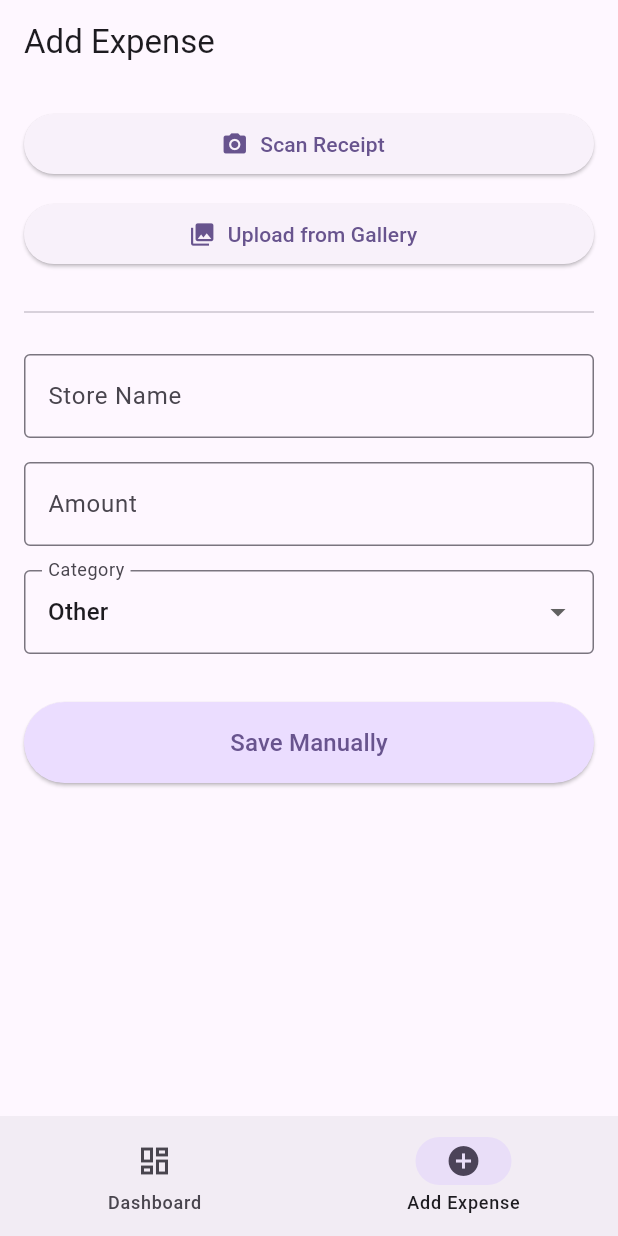
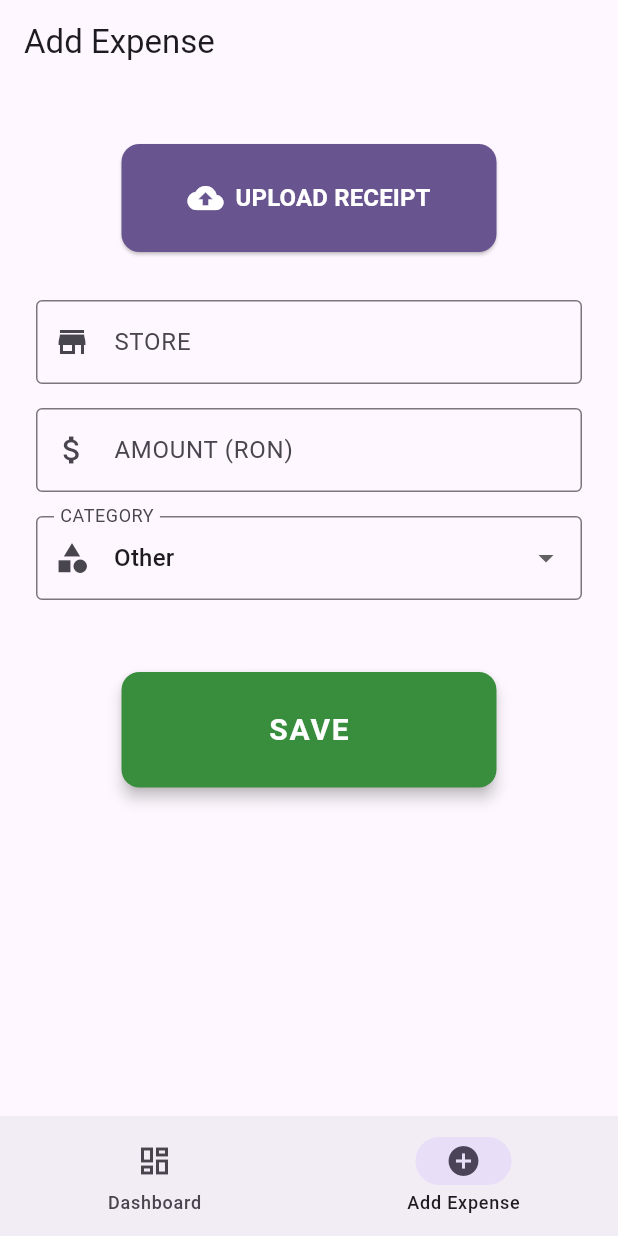
Before and after one commit to l00tus/trackify, a Flutter app: the screen it shows after launch, item 2 of the bottom bar chosen, on a phone screen of 412 x 824 dp. Run offline on Flutter 3.47's test engine with Material 3 defaults, Android fonts, the phone set to English and light mode, and no system bars; our stand-ins replace dio, equatable, fl_chart, flutter_bloc, image_picker; network calls fail.

Commit message:
rezolva ce a stricat remus pe git

```diff
--- a/mobile/lib/data/expense_api_service.dart
+++ b/mobile/lib/data/expense_api_service.dart
@@ -6,7 +6,7 @@ import 'package:flutter/foundation.dart' show kIsWeb;
 import '../models/expense.dart';
 
 class ExpenseApiService {
-  static const String _baseUrl = 'http://localhost:8000';
+  static const String _baseUrl = 'http://192.168.100.86:8000';
 
   late final Dio _dio;
   final String userId = "user_123";
@@ -14,8 +14,9 @@ class ExpenseApiService {
   ExpenseApiService() {
     _dio = Dio(BaseOptions(
       baseUrl: _baseUrl,
-      connectTimeout: const Duration(seconds: 5),
+      connectTimeout: const Duration(seconds: 10),
       receiveTimeout: const Duration(seconds: 15),
+      responseType: ResponseType.json,
     ));
 
     if (!kIsWeb) {
@@ -32,8 +33,12 @@ class ExpenseApiService {
   Future<List<Expense>> fetchExpenses() async {
     try {
       final response = await _dio.get('/expenses/$userId');
-      final List data = response.data['data'];
-      return data.map((e) => Expense.fromJson(e)).toList();
+      final dynamic rawData = response.data is Map ? response.data['data'] : response.data;
+
+      if (rawData is List) {
+        return rawData.map((e) => Expense.fromJson(Map<String, dynamic>.from(e))).toList();
+      }
+      return [];
     } catch (e) {
       rethrow;
     }
@@ -65,11 +70,12 @@ class ExpenseApiService {
 
   Future<Expense> _sendToAi(FormData formData) async {
     final response = await _dio.post('/process-receipt', data: formData);
+    final Map<String, dynamic> responseMap = Map<String, dynamic>.from(response.data);
+    final Map<String, dynamic> expenseData = Map<String, dynamic>.from(responseMap['data']);
 
-    final Map<String, dynamic> data = Map<String, dynamic>.from(response.data['data']);
-    data['id'] = response.data['db_id'];
+    expenseData['id'] = responseMap['db_id']?.toString() ?? expenseData['id']?.toString();
 
-    return Expense.fromJson(data);
+    return Expense.fromJson(expenseData);
   }
 
   Future<void> syncExpenses(List<Expense> expenses) async {
--- a/mobile/lib/logic/expense_bloc.dart
+++ b/mobile/lib/logic/expense_bloc.dart
@@ -13,12 +13,17 @@ abstract class ExpenseEvent extends Equatable {
 
 class LoadExpenses extends ExpenseEvent {}
 
+class ChangeDisplayCurrency extends ExpenseEvent {
+  final String currency;
+  const ChangeDisplayCurrency(this.currency);
+  @override
+  List<Object?> get props => [currency];
+}
+
 class ProcessReceipt extends ExpenseEvent {
   final File? image;
   final Uint8List? bytes;
-
   const ProcessReceipt({this.image, this.bytes});
-
   @override
   List<Object?> get props => [image, bytes];
 }
@@ -40,9 +45,10 @@ class ExpenseInitial extends ExpenseState {}
 class ExpenseLoading extends ExpenseState {}
 class ExpenseLoaded extends ExpenseState {
   final List<Expense> expenses;
-  const ExpenseLoaded(this.expenses);
+  final String displayCurrency;
+  const ExpenseLoaded(this.expenses, {this.displayCurrency = 'RON'});
   @override
-  List<Object?> get props => [expenses];
+  List<Object?> get props => [expenses, displayCurrency];
 }
 class ExpenseError extends ExpenseState {
   final String message;
@@ -56,16 +62,25 @@ class ExpenseBloc extends Bloc<ExpenseEvent, ExpenseState> {
 
   ExpenseBloc(this.apiService) : super(ExpenseInitial()) {
     on<LoadExpenses>((event, emit) async {
+      final currentCurrency = state is ExpenseLoaded ? (state as ExpenseLoaded).displayCurrency : 'RON';
       emit(ExpenseLoading());
       try {
         final expenses = await apiService.fetchExpenses();
-        emit(ExpenseLoaded(expenses));
+        emit(ExpenseLoaded(expenses, displayCurrency: currentCurrency));
       } catch (e) {
         emit(ExpenseError(e.toString()));
       }
     });
 
+    on<ChangeDisplayCurrency>((event, emit) {
+      if (state is ExpenseLoaded) {
+        final currentState = state as ExpenseLoaded;
+        emit(ExpenseLoaded(currentState.expenses, displayCurrency: event.currency));
+      }
+    });
+
     on<ProcessReceipt>((event, emit) async {
+      final currentCurrency = state is ExpenseLoaded ? (state as ExpenseLoaded).displayCurrency : 'RON';
       emit(ExpenseLoading());
       try {
         if (event.bytes != null) {
@@ -74,18 +89,19 @@ class ExpenseBloc extends Bloc<ExpenseEvent, ExpenseState> {
           await apiService.uploadReceipt(event.image!);
         }
         final updatedExpenses = await apiService.fetchExpenses();
-        emit(ExpenseLoaded(updatedExpenses));
+        emit(ExpenseLoaded(updatedExpenses, displayCurrency: currentCurrency));
       } catch (e) {
         emit(ExpenseError(e.toString()));
       }
     });
 
     on<SyncExpenses>((event, emit) async {
+      final currentCurrency = state is ExpenseLoaded ? (state as ExpenseLoaded).displayCurrency : 'RON';
       emit(ExpenseLoading());
       try {
         await apiService.syncExpenses(event.expenses);
         final updatedExpenses = await apiService.fetchExpenses();
-        emit(ExpenseLoaded(updatedExpenses));
+        emit(ExpenseLoaded(updatedExpenses, displayCurrency: currentCurrency));
       } catch (e) {
         emit(ExpenseError(e.toString()));
       }
--- a/mobile/lib/main.dart
+++ b/mobile/lib/main.dart
@@ -9,6 +9,9 @@ import 'package:trackify/ui/screens/add_expense_screen.dart';
 void main() {
   runApp(const MyApp());
 }
+
+//LIGMA BALLS
+
 
 class MyApp extends StatelessWidget {
   const MyApp({super.key});
--- a/mobile/lib/models/expense.dart
+++ b/mobile/lib/models/expense.dart
@@ -7,6 +7,7 @@ class Expense extends Equatable {
   final double amount;
   final DateTime date;
   final String category;
+  final String currency;
 
   const Expense({
     required this.id,
@@ -15,16 +16,18 @@ class Expense extends Equatable {
     required this.amount,
     required this.date,
     required this.category,
+    this.currency = 'RON',
   });
 
   factory Expense.fromJson(Map<String, dynamic> json) {
     return Expense(
-      id: json['id'] ?? '',
-      userId: json['user_id'] ?? '',
-      storeName: json['store_name'] ?? 'Unknown',
-      amount: (json['amount'] as num? ?? json['total'] as num? ?? 0.0).toDouble(),
-      date: DateTime.tryParse(json['date'] ?? '') ?? DateTime.now(),
-      category: json['category'] ?? 'Other',
+      id: json['id']?.toString() ?? '',
+      userId: json['user_id']?.toString() ?? '',
+      storeName: json['store_name']?.toString() ?? 'Unknown',
+      amount: _parseDouble(json['amount'] ?? json['total'] ?? 0.0),
+      date: DateTime.tryParse(json['date']?.toString() ?? '') ?? DateTime.now(),
+      category: json['category']?.toString() ?? 'Other',
+      currency: json['currency']?.toString() ?? 'RON',
     );
   }
 
@@ -36,9 +39,18 @@ class Expense extends Equatable {
       'amount': amount,
       'date': date.toIso8601String().split('T')[0],
       'category': category,
+      'currency': currency,
     };
   }
 
+  static double _parseDouble(dynamic value) {
+    if (value == null) return 0.0;
+    if (value is int) return value.toDouble();
+    if (value is double) return value;
+    if (value is String) return double.tryParse(value) ?? 0.0;
+    return 0.0;
+  }
+
   @override
-  List<Object?> get props => [id, userId, storeName, amount, date, category];
+  List<Object?> get props => [id, userId, storeName, amount, date, category, currency];
 }
--- a/mobile/lib/ui/screens/add_expense_screen.dart
+++ b/mobile/lib/ui/screens/add_expense_screen.dart
@@ -4,13 +4,11 @@ import 'package:flutter/foundation.dart' show kIsWeb, Uint8List;
 import 'package:flutter_bloc/flutter_bloc.dart';
 import 'package:image_picker/image_picker.dart';
 import 'package:uuid/uuid.dart';
-
 import '../../logic/expense_bloc.dart';
 import '../../models/expense.dart';
 
 class AddExpenseScreen extends StatefulWidget {
   const AddExpenseScreen({super.key});
-
   @override
   State<AddExpenseScreen> createState() => _AddExpenseScreenState();
 }
@@ -19,28 +17,22 @@ class _AddExpenseScreenState extends State<AddExpenseScreen> {
   final ImagePicker _picker = ImagePicker();
   final TextEditingController _storeController = TextEditingController();
   final TextEditingController _amountController = TextEditingController();
-
   String _selectedCategory = "Other";
   final List<String> _categories = ["Groceries", "Transport", "Entertainment", "Bills", "Shopping", "Other"];
-
-  @override
-  void dispose() {
-    _storeController.dispose();
-    _amountController.dispose();
-    super.dispose();
-  }
 
   void _clearForm() {
     _storeController.clear();
     _amountController.clear();
-    setState(() => _selectedCategory = "Other");
+    setState(() {
+      _selectedCategory = "Other";
+    });
   }
 
   Future<void> _pickImage(BuildContext context, ImageSource source) async {
     final XFile? image = await _picker.pickImage(source: source);
     if (image != null) {
       if (kIsWeb) {
-        final Uint8List bytes = await image.readAsBytes();
+        final bytes = await image.readAsBytes();
         context.read<ExpenseBloc>().add(ProcessReceipt(bytes: bytes));
       } else {
         context.read<ExpenseBloc>().add(ProcessReceipt(image: File(image.path)));
@@ -52,13 +44,7 @@ class _AddExpenseScreenState extends State<AddExpenseScreen> {
   void _submitManualEntry() {
     final String store = _storeController.text.trim();
     final double? amount = double.tryParse(_amountController.text);
-
-    if (store.isEmpty || amount == null || amount <= 0) {
-      ScaffoldMessenger.of(context).showSnackBar(
-        const SnackBar(content: Text("Please enter a valid store name and amount")),
-      );
-      return;
-    }
+    if (store.isEmpty || amount == null) return;
 
     final newExpense = Expense(
       id: const Uuid().v4(),
@@ -67,70 +53,88 @@ class _AddExpenseScreenState extends State<AddExpenseScreen> {
       amount: amount,
       date: DateTime.now(),
       category: _selectedCategory,
+      currency: "RON",
     );
 
     context.read<ExpenseBloc>().add(SyncExpenses([newExpense]));
-    ScaffoldMessenger.of(context).showSnackBar(const SnackBar(content: Text("Expense saved successfully!")));
     _clearForm();
   }
 
   @override
   Widget build(BuildContext context) {
-    final bool isWindows = !kIsWeb && Platform.isWindows;
-
     return Scaffold(
       appBar: AppBar(title: const Text("Add Expense")),
       body: SingleChildScrollView(
-        padding: const EdgeInsets.all(16),
+        padding: const EdgeInsets.symmetric(horizontal: 24.0, vertical: 40.0),
         child: Column(
           crossAxisAlignment: CrossAxisAlignment.stretch,
           children: [
-            if (!isWindows && !kIsWeb) ...[
-              ElevatedButton.icon(
-                icon: const Icon(Icons.camera_alt),
-                label: const Text("Scan Receipt"),
-                onPressed: () => _pickImage(context, ImageSource.camera),
+            Center(
+              child: SizedBox(
+                width: 250,
+                child: ElevatedButton.icon(
+                  onPressed: () => _pickImage(context, ImageSource.gallery),
+                  icon: const Icon(Icons.cloud_upload, size: 24),
+                  label: const Text("UPLOAD RECEIPT", style: TextStyle(fontSize: 16, fontWeight: FontWeight.bold)),
+                  style: ElevatedButton.styleFrom(
+                    backgroundColor: Theme.of(context).primaryColor,
+                    foregroundColor: Colors.white,
+                    padding: const EdgeInsets.symmetric(vertical: 24),
+                    shape: RoundedRectangleBorder(borderRadius: BorderRadius.circular(12)),
+                  ),
+                ),
               ),
-              const SizedBox(height: 12),
-            ],
-
-            ElevatedButton.icon(
-              icon: const Icon(Icons.photo_library),
-              label: const Text("Upload from Gallery"),
-              onPressed: () => _pickImage(context, ImageSource.gallery),
             ),
-
-            const Padding(padding: EdgeInsets.symmetric(vertical: 20), child: Divider()),
-
+            const SizedBox(height: 32),
             TextField(
               controller: _storeController,
-              decoration: const InputDecoration(labelText: "Store Name", border: OutlineInputBorder()),
+              decoration: const InputDecoration(
+                labelText: "STORE",
+                border: OutlineInputBorder(),
+                prefixIcon: Icon(Icons.store),
+              ),
             ),
             const SizedBox(height: 16),
-
             TextField(
               controller: _amountController,
-              decoration: const InputDecoration(labelText: "Amount", prefixText: "\$ ", border: OutlineInputBorder()),
-              keyboardType: const TextInputType.numberWithOptions(decimal: true),
+              decoration: const InputDecoration(
+                labelText: "AMOUNT (RON)",
+                border: OutlineInputBorder(),
+                prefixIcon: Icon(Icons.attach_money),
+              ),
+              keyboardType: TextInputType.number,
             ),
             const SizedBox(height: 16),
-
             DropdownButtonFormField<String>(
               value: _selectedCategory,
-              decoration: const InputDecoration(labelText: "Category", border: OutlineInputBorder()),
+              decoration: const InputDecoration(
+                labelText: "CATEGORY",
+                border: OutlineInputBorder(),
+                prefixIcon: Icon(Icons.category),
+              ),
               items: _categories.map((c) => DropdownMenuItem(value: c, child: Text(c))).toList(),
               onChanged: (val) => setState(() => _selectedCategory = val!),
             ),
-            const SizedBox(height: 32),
-
-            ElevatedButton(
-              onPressed: _submitManualEntry,
-              style: ElevatedButton.styleFrom(
-                backgroundColor: Theme.of(context).colorScheme.primaryContainer,
-                minimumSize: const Size(double.infinity, 54),
+            const SizedBox(height: 48),
+            Center(
+              child: SizedBox(
+                width: 250,
+                child: ElevatedButton(
+                  onPressed: _submitManualEntry,
+                  style: ElevatedButton.styleFrom(
+                    backgroundColor: Colors.green[700],
+                    foregroundColor: Colors.white,
+                    padding: const EdgeInsets.symmetric(vertical: 24),
+                    shape: RoundedRectangleBorder(borderRadius: BorderRadius.circular(12)),
+                    elevation: 4,
+                  ),
+                  child: const Text(
+                    "SAVE",
+                    style: TextStyle(fontSize: 20, fontWeight: FontWeight.bold, letterSpacing: 1.2),
+                  ),
+                ),
               ),
-              child: const Text("Save Manually", style: TextStyle(fontSize: 16)),
-            )
+            ),
           ],
         ),
       ),
```
Also changed, not shown: mobile/lib/ui/screens/dashboard_screen.dart (+206 -101 lines).
